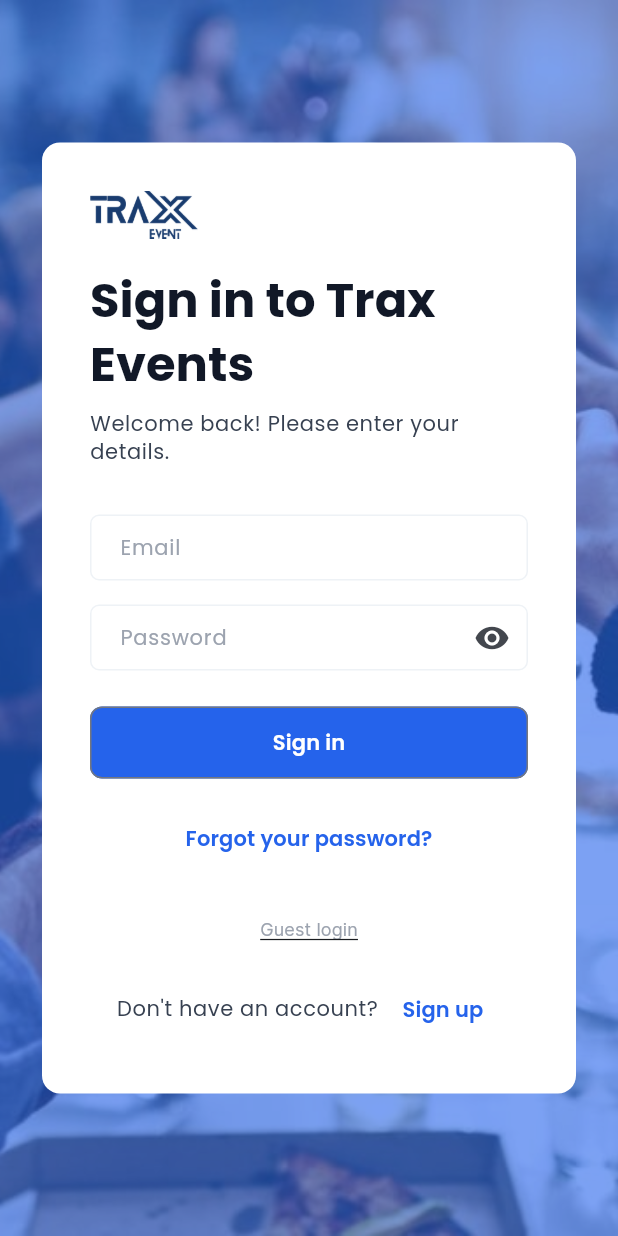
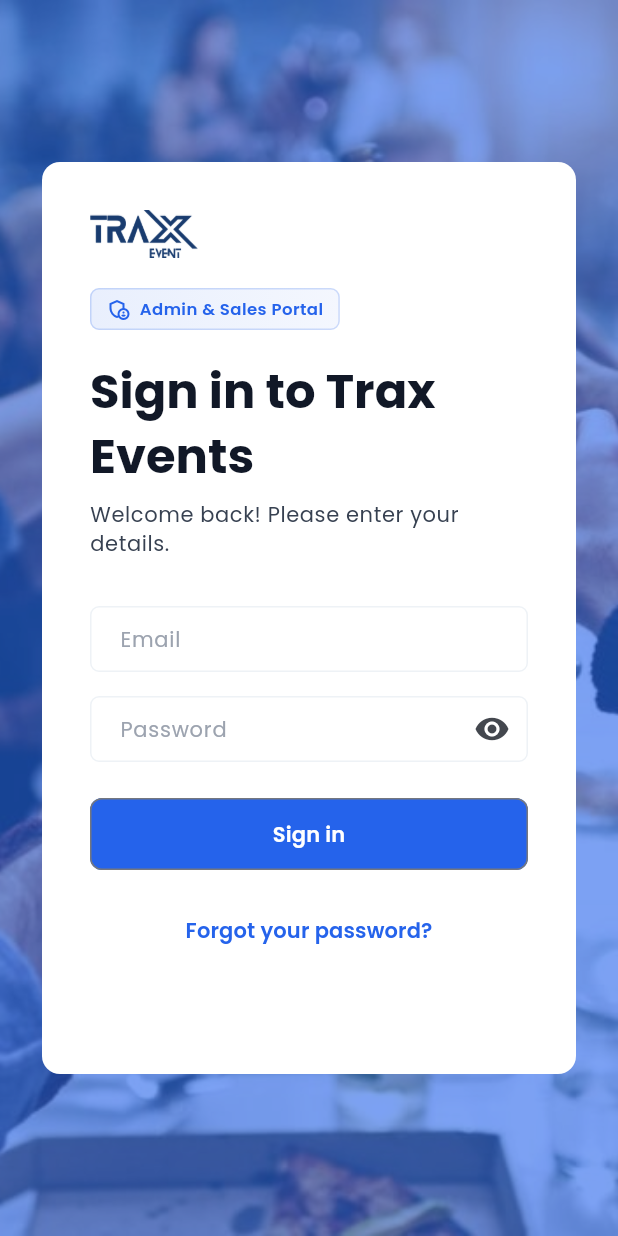
Before and after one commit to MilenkoTrifkovic/Trax_admin_portal, a Flutter app: the screen it shows after launch, on a phone screen of 412 x 824 dp. Run offline on Flutter 3.47's test engine with Material 3 defaults, Android fonts, the phone set to English and light mode, and no system bars; our stand-ins replace cloud_firestore, cloud_functions, csv, dropdown_search, easy_localization, file_picker and 18 more; missing offline and left inert: dart:html, excel, firebase_ui_auth, map_location_picker, money2, nominatim_geocoding and 1 more; accounts and stored records are empty.

Commit message:
Adjust email invite and login page

```diff
--- a/lib/main.dart
+++ b/lib/main.dart
@@ -81,7 +81,7 @@
     return MaterialApp.router(
       scaffoldMessengerKey: rootScaffoldMessengerKey,
       debugShowCheckedModeBanner: false,
-      title: 'Flutter Demo',
+      title: 'Trax Admin Portal',
       // builder: EasyLoading.init(),
       builder: (context, child) {
         return EasyLoading.init()(context, child);
--- a/lib/theme/constants.dart
+++ b/lib/theme/constants.dart
@@ -1,7 +1,7 @@
 /// Design system constants for the Traxx application
 class Constants {
   static String appName = 'Trax - Admin Portal';
-  static String traxVersion = '1.0.1';
+  static String traxVersion = '1.0.2';
 
   static const double maxContentWidth = 1600;
   //Configuration
--- a/lib/view/authentication/login/sign_in_screen.dart
+++ b/lib/view/authentication/login/sign_in_screen.dart
@@ -95,10 +95,10 @@
                 ),
 
                 // Toggle Section
-                SignInToggle(
-                  controller: controller,
-                  onToggle: () => _clearFormAndToggleMode(controller),
-                ),
+                // SignInToggle(
+                //   controller: controller,
+                //   onToggle: () => _clearFormAndToggleMode(controller),
+                // ),
               ],
             ),
           ),
--- a/lib/view/authentication/login/widgets/sign_in_form.dart
+++ b/lib/view/authentication/login/widgets/sign_in_form.dart
@@ -159,24 +159,24 @@
           const SizedBox(height: 24),
 
           // Subtle guest login link - only visible if accessed accidentally
-          Center(
-            child: TextButton(
-              onPressed: () {
-                pushRoute(AppRoute.guestLogin, context);
-              },
-              style: TextButton.styleFrom(
-                padding: const EdgeInsets.symmetric(horizontal: 8, vertical: 4),
-                minimumSize: Size.zero,
-                tapTargetSize: MaterialTapTargetSize.shrinkWrap,
-              ),
-              child: AppText.styledBodySmall(
-                context,
-                'Guest login',
-                color: AppColors.textMuted,
-                decoration: TextDecoration.underline,
-              ),
-            ),
-          ),
+          // Center(
+          //   child: TextButton(
+          //     onPressed: () {
+          //       pushRoute(AppRoute.guestLogin, context);
+          //     },
+          //     style: TextButton.styleFrom(
+          //       padding: const EdgeInsets.symmetric(horizontal: 8, vertical: 4),
+          //       minimumSize: Size.zero,
+          //       tapTargetSize: MaterialTapTargetSize.shrinkWrap,
+          //     ),
+          //     child: AppText.styledBodySmall(
+          //       context,
+          //       'Guest login',
+          //       color: AppColors.textMuted,
+          //       decoration: TextDecoration.underline,
+          //     ),
+          //   ),
+          // ),
 
           const SizedBox(height: 16),
         ],
--- a/lib/view/authentication/login/widgets/sign_in_header.dart
+++ b/lib/view/authentication/login/widgets/sign_in_header.dart
@@ -2,6 +2,7 @@
 import 'package:get/get.dart';
 import 'package:trax_admin_portal/controller/auth_controller/sign_in_controller.dart';
 import 'package:trax_admin_portal/helper/app_padding.dart';
+import 'package:trax_admin_portal/theme/app_colors.dart';
 import 'package:trax_admin_portal/theme/constants.dart';
 import 'package:trax_admin_portal/utils/enums/sizes.dart';
 
@@ -31,6 +32,46 @@
           ),
         ),
 
+        // Admin & Sales Portal Badge
+        Container(
+          padding: const EdgeInsets.symmetric(horizontal: 10, vertical: 5),
+          margin: const EdgeInsets.only(bottom: 20),
+          decoration: BoxDecoration(
+            gradient: LinearGradient(
+              colors: [
+                AppColors.primaryAccent.withOpacity(0.1),
+                AppColors.primaryAccent.withOpacity(0.05),
+              ],
+              begin: Alignment.centerLeft,
+              end: Alignment.centerRight,
+            ),
+            borderRadius: BorderRadius.circular(6),
+            border: Border.all(
+              color: AppColors.primaryAccent.withOpacity(0.2),
+              width: 1,
+            ),
+          ),
+          child: Row(
+            mainAxisSize: MainAxisSize.min,
+            children: [
+              Icon(
+                Icons.admin_panel_settings_outlined,
+                size: 16,
+                color: AppColors.primaryAccent,
+              ),
+              const SizedBox(width: 6),
+              Text(
+                "Admin & Sales Portal",
+                style: Theme.of(context).textTheme.labelSmall?.copyWith(
+                      color: AppColors.primaryAccent,
+                      fontWeight: FontWeight.w600,
+                      letterSpacing: 0.3,
+                    ),
+              ),
+            ],
+          ),
+        ),
+
         // Title
         Obx(() => Padding(
               padding: const EdgeInsets.only(bottom: 8),
```
Also changed, not shown: lib/features/super_admin/dashboard/controllers/dashboard_controller.dart (+11 -2 lines), lib/features/super_admin/dashboard/view/dashboard_page.dart (+35 -6 lines), lib/services/dashboard_services.dart (+133 -4 lines), lib/view/admin/event_details/admin_event_details.dart (+14 -2 lines), 2 other files.
